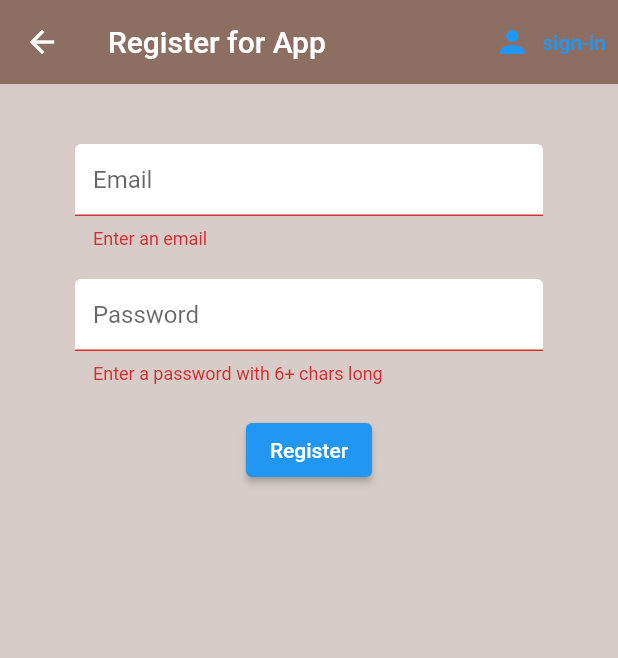
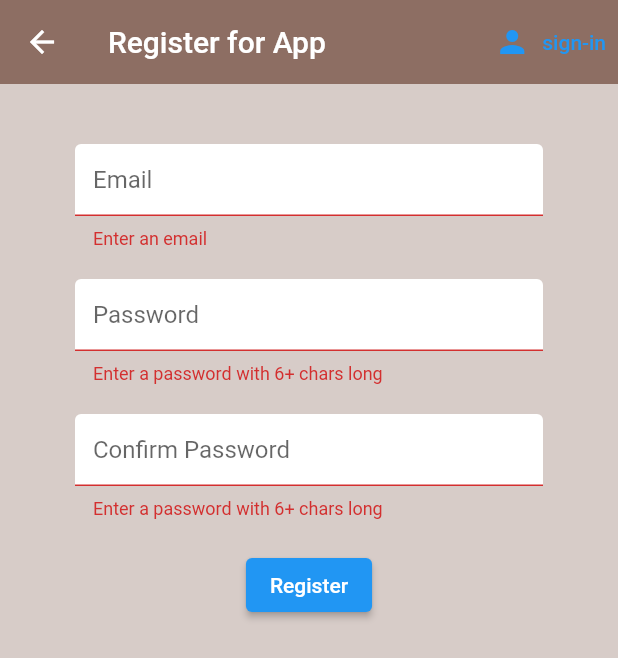
Before and after one commit to VictorA-RGV/sp_fitness_app, a Flutter app: the Register screen opened directly with empty values, after a tap on "Register", on a phone screen of 412 x 824 dp. Shown: the top 658 px of the screen. Run offline on Flutter 3.47's test engine with Material 2 defaults, Android fonts, the phone set to English and light mode, and no system bars; our stand-ins replace firebase_auth, firebase_core, flutter_spinkit, flutter_svg, lottie; accounts and stored records are empty; network calls fail.

Commit message:
added confirm password feature to register page

```diff
--- a/lib/screens/Authenticate/register.dart
+++ b/lib/screens/Authenticate/register.dart
@@ -2,6 +2,7 @@ import 'package:flutter/material.dart';
 import 'package:sp_fitness_app/services/auth.dart';
 import 'package:sp_fitness_app/shared/constants.dart';
 import 'package:sp_fitness_app/shared/loading.dart';
+
 class Register extends StatefulWidget {
   //const Register({super.key});
   final Function toggleView;
@@ -17,10 +18,14 @@ class _RegisterState extends State<Register> {
   //txt field state
   String email = '';
   String password = '';
+  String confirmPassword = '';
   String error = '';
+
   @override
   Widget build(BuildContext context) {
-    return loading ? const Loading() : Scaffold(
+    return loading
+        ? const Loading()
+        : Scaffold(
             backgroundColor: Colors.brown[100],
             appBar: AppBar(
               backgroundColor: Colors.brown[400],
@@ -32,11 +37,13 @@ class _RegisterState extends State<Register> {
                     widget.toggleView();
                   },
                   icon: const Icon(Icons.person),
-          label: const Text('sign-in'))
+                  label: const Text('sign-in'),
+                )
               ],
             ),
             body: Container(
-      padding: const EdgeInsets.symmetric(vertical: 20.0, horizontal: 50.0),
+              padding:
+                  const EdgeInsets.symmetric(vertical: 20.0, horizontal: 50.0),
               child: Form(
                 // will be used to validate the form
                 key: _formKey,
@@ -46,7 +53,8 @@ class _RegisterState extends State<Register> {
                       height: 20.0,
                     ),
                     TextFormField(
-                decoration: textInputDecoration.copyWith(hintText: 'Email'),
+                      decoration:
+                          textInputDecoration.copyWith(hintText: 'Email'),
                       validator: (value) =>
                           value!.isEmpty ? 'Enter an email' : null,
                       onChanged: (value) {
@@ -58,7 +66,9 @@ class _RegisterState extends State<Register> {
                     const SizedBox(
                       height: 20.0,
                     ),
-              TextFormField(decoration:  textInputDecoration.copyWith(hintText: 'Password'),
+                    TextFormField(
+                      decoration:
+                          textInputDecoration.copyWith(hintText: 'Password'),
                       obscureText: true,
                       validator: (value) => value!.length < 6
                           ? 'Enter a password with 6+ chars long'
@@ -66,6 +76,28 @@ class _RegisterState extends State<Register> {
                       onChanged: (value) {
                         setState(() {
                           password = value;
+                        });
+                      },
+                    ),
+                    const SizedBox(
+                      height: 20.0,
+                    ),
+                    TextFormField(
+                      decoration: textInputDecoration.copyWith(
+                          hintText: 'Confirm Password'),
+                      obscureText: true,
+                      validator: (value) {
+                        if (value != password) {
+                          return 'Passwords do not match';
+                        }
+                        if (value!.length < 6) {
+                          return 'Enter a password with 6+ chars long';
+                        }
+                        return null;
+                      },
+                      onChanged: (value) {
+                        setState(() {
+                          confirmPassword = value;
                         });
                       },
                     ),
@@ -95,7 +127,9 @@ class _RegisterState extends State<Register> {
                       child: Text(error),
                     )
                   ],
-          ))),
+                ),
+              ),
+            ),
           );
   }
 }
--- a/lib/screens/wrapper.dart
+++ b/lib/screens/wrapper.dart
@@ -6,7 +6,7 @@ import 'package:sp_fitness_app/screens/home/home.dart';
 import 'package:provider/provider.dart';
 import 'package:sp_fitness_app/models/user.dart';
 
-import 'package:sp_fitness_app/screens/get_started.dart';
+import 'package:sp_fitness_app/screens/Startup/get_started.dart';
 
 //depending if the user is logged in or not will be moved to either authenticate or home page
 class Wrapper extends StatelessWidget {
```
Also changed, not shown: lib/screens/Startup/testscreen.dart (+9 -7 lines), lib/screens/Startup/get_started.dart (renamed from lib/screens/get_started.dart). Lines whose indentation alone changed are shown as unchanged.
